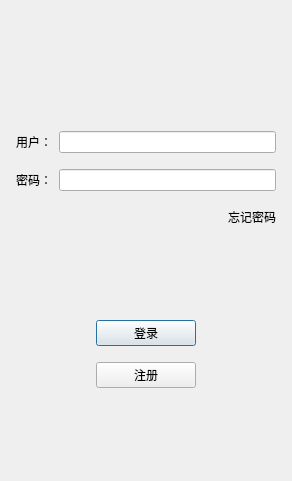
The window that llfcChat/logindialog.ui (littletenyuan01/weixinChatRoom) describes before a commit, drawn with Qt 5.
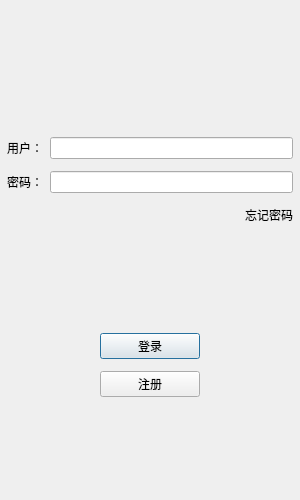
The same window after the commit. Icons and pictures are not drawn.

```diff
--- a/llfcChat/logindialog.ui
+++ b/llfcChat/logindialog.ui
@@ -6,14 +6,29 @@
    <rect>
     <x>0</x>
     <y>0</y>
-    <width>292</width>
-    <height>481</height>
+    <width>300</width>
+    <height>500</height>
    </rect>
   </property>
   <property name="windowTitle">
    <string>Dialog</string>
   </property>
   <layout class="QVBoxLayout" name="verticalLayout_2">
+   <property name="spacing">
+    <number>2</number>
+   </property>
+   <property name="leftMargin">
+    <number>2</number>
+   </property>
+   <property name="topMargin">
+    <number>2</number>
+   </property>
+   <property name="rightMargin">
+    <number>2</number>
+   </property>
+   <property name="bottomMargin">
+    <number>2</number>
+   </property>
    <item>
     <layout class="QVBoxLayout" name="verticalLayout">
      <item>
```
